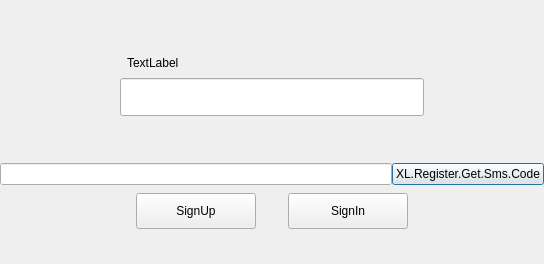
This is UI/forms/XLRegisterDialog.ui in gechangli/obs-studio as Qt 5 draws it before an edit. The edited form follows.
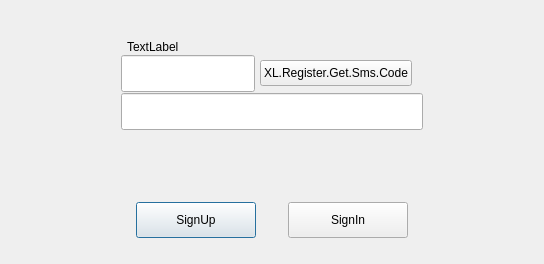
This is the edited form. Icons and pictures are not drawn.

Diff of the .ui file:
```diff
--- a/UI/forms/XLRegisterDialog.ui
+++ b/UI/forms/XLRegisterDialog.ui
@@ -42,13 +42,13 @@
     <number>0</number>
    </property>
    <property name="topMargin">
-    <number>26</number>
+    <number>0</number>
    </property>
    <property name="rightMargin">
     <number>0</number>
    </property>
    <property name="bottomMargin">
-    <number>26</number>
+    <number>0</number>
    </property>
    <item>
     <widget class="QFrame" name="frame">
@@ -72,13 +72,13 @@
        <number>0</number>
       </property>
       <property name="topMargin">
-       <number>0</number>
+       <number>26</number>
       </property>
       <property name="rightMargin">
        <number>0</number>
       </property>
       <property name="bottomMargin">
-       <number>0</number>
+       <number>26</number>
       </property>
       <item>
        <widget class="QLabel" name="titleLabel">
@@ -166,6 +166,10 @@
           <height>77</height>
          </size>
         </property>
+        <property name="styleSheet">
+         <string notr="true">QWidget#editPanel{
+}</string>
+        </property>
         <layout class="QVBoxLayout" name="verticalLayout_3">
          <property name="spacing">
           <number>0</number>
@@ -198,16 +202,16 @@
            </property>
            <layout class="QHBoxLayout" name="horizontalLayout_3">
             <property name="spacing">
-             <number>0</number>
+             <number>5</number>
             </property>
             <property name="leftMargin">
-             <number>0</number>
+             <number>1</number>
             </property>
             <property name="topMargin">
-             <number>0</number>
+             <number>1</number>
             </property>
             <property name="rightMargin">
-             <number>0</number>
+             <number>12</number>
             </property>
             <property name="bottomMargin">
              <number>0</number>
@@ -228,32 +232,74 @@
               </property>
              </widget>
             </item>
+            <item>
+             <widget class="QPushButton" name="getSmsButton">
+              <property name="minimumSize">
+               <size>
+                <width>0</width>
+                <height>26</height>
+               </size>
+              </property>
+              <property name="maximumSize">
+               <size>
+                <width>16777215</width>
+                <height>26</height>
+               </size>
+              </property>
+              <property name="styleSheet">
+               <string notr="true">QPushButton#getSmsButton{
+}</string>
+              </property>
+              <property name="text">
+               <string>XL.Register.Get.Sms.Code</string>
+              </property>
+              <property name="autoDefault">
+               <bool>false</bool>
+              </property>
+             </widget>
+            </item>
            </layout>
           </widget>
          </item>
          <item>
-          <widget class="QWidget" name="authCodeContainer" native="true"/>
+          <widget class="QWidget" name="smsCodePanel" native="true">
+           <layout class="QHBoxLayout" name="horizontalLayout_5">
+            <property name="spacing">
+             <number>0</number>
+            </property>
+            <property name="leftMargin">
+             <number>1</number>
+            </property>
+            <property name="topMargin">
+             <number>1</number>
+            </property>
+            <property name="rightMargin">
+             <number>1</number>
+            </property>
+            <property name="bottomMargin">
+             <number>1</number>
+            </property>
+            <item>
+             <widget class="QLineEdit" name="smsCodeEdit">
+              <property name="sizePolicy">
+               <sizepolicy hsizetype="Expanding" vsizetype="Expanding">
+                <horstretch>0</horstretch>
+                <verstretch>0</verstretch>
+               </sizepolicy>
+              </property>
+              <property name="inputMethodHints">
+               <set>Qt::ImhNoAutoUppercase|Qt::ImhPreferNumbers</set>
+              </property>
+             </widget>
+            </item>
+           </layout>
+          </widget>
          </item>
         </layout>
        </widget>
       </item>
       <item>
-       <layout class="QHBoxLayout" name="horizontalLayout_4">
-        <item>
-         <widget class="QLineEdit" name="smsCodeEdit">
-          <property name="inputMethodHints">
-           <set>Qt::ImhNoAutoUppercase|Qt::ImhPreferNumbers</set>
-          </property>
-         </widget>
-        </item>
-        <item>
-         <widget class="QPushButton" name="refreshSmsCodeButton">
-          <property name="text">
-           <string>XL.Register.Get.Sms.Code</string>
-          </property>
-         </widget>
-        </item>
-       </layout>
+       <widget class="QWidget" name="licensePanel" native="true"/>
       </item>
       <item alignment="Qt::AlignHCenter">
        <widget class="QWidget" name="buttonBox" native="true">
```
Left out of the diff: 8 changed lines with no effect on the pictures.
